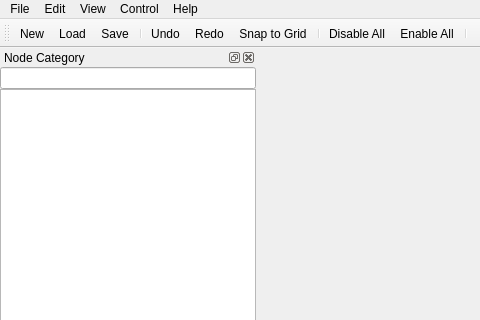
This is CVDevLibrary/MainWindow.ui in pbunnun/SeeWeDev as Qt 5 draws it before an edit; both pictures show x 0 to 480 and y 0 to 320 of the 1200 by 800 pixel window. The edited form follows.
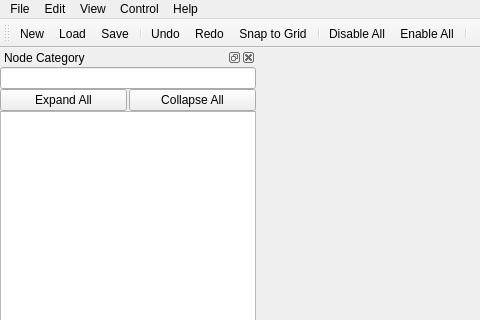
This is the edited form. Icons and pictures are not drawn. Custom widgets are drawn as their Qt base class.

The edit to the form file:
```diff
--- a/CVDevLibrary/MainWindow.ui
+++ b/CVDevLibrary/MainWindow.ui
@@ -144,6 +144,27 @@
      <item>
       <widget class="QLineEdit" name="mpAvailableNodeCategoryFilterLineEdit"/>
      </item>
+     <item>
+      <layout class="QHBoxLayout" name="horizontalLayout_expandCollapse">
+       <property name="spacing">
+        <number>2</number>
+       </property>
+       <item>
+        <widget class="QPushButton" name="mpExpandAllButton">
+         <property name="text">
+          <string>Expand All</string>
+         </property>
+        </widget>
+       </item>
+       <item>
+        <widget class="QPushButton" name="mpCollapseAllButton">
+         <property name="text">
+          <string>Collapse All</string>
+         </property>
+        </widget>
+       </item>
+      </layout>
+     </item>
      <item>
       <widget class="PBTreeWidget" name="mpAvailableNodeCategoryTreeView">
        <property name="sizePolicy">
```
Left out of the diff: 94 changed lines with no effect on the pictures.
